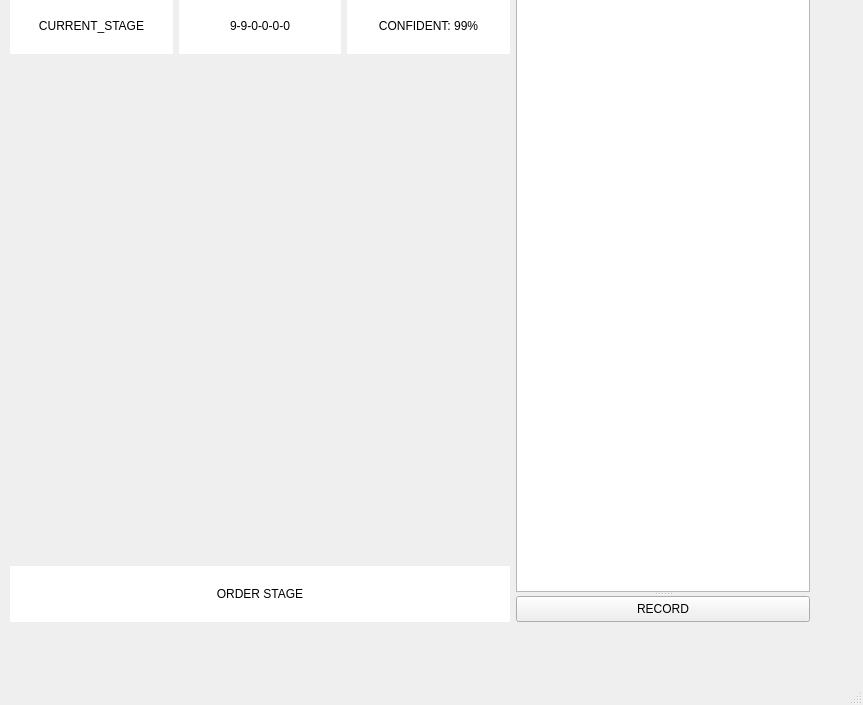
The window that designed_ui.ui (sunmodza/AutoSign) describes before a commit, drawn with Qt 5.
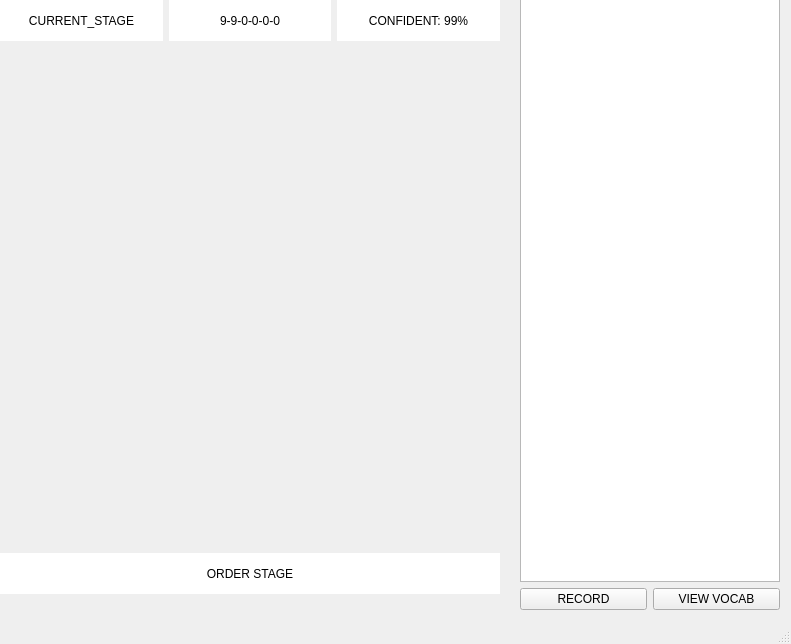
The same window after the commit.

```diff
--- a/designed_ui.ui
+++ b/designed_ui.ui
@@ -6,8 +6,8 @@
    <rect>
     <x>0</x>
     <y>0</y>
-    <width>863</width>
-    <height>705</height>
+    <width>791</width>
+    <height>644</height>
    </rect>
   </property>
   <property name="minimumSize">
@@ -20,17 +20,7 @@
    <string>MainWindow</string>
   </property>
   <widget class="QWidget" name="centralwidget">
-   <widget class="QWidget" name="layoutWidget">
-    <property name="geometry">
-     <rect>
-      <x>10</x>
-      <y>-2</y>
-      <width>800</width>
-      <height>624</height>
-     </rect>
-    </property>
-    <layout class="QHBoxLayout" name="horizontalLayout_2">
-     <item>
+   <widget class="QWidget" name="">
       <layout class="QGridLayout" name="gridLayout">
        <item row="0" column="2">
         <widget class="QLabel" name="confident_label">
@@ -126,13 +116,18 @@
         </widget>
        </item>
       </layout>
-     </item>
-     <item>
-      <widget class="QSplitter" name="splitter">
-       <property name="orientation">
-        <enum>Qt::Vertical</enum>
-       </property>
-       <widget class="QWidget" name="layoutWidget">
+   </widget>
+   <widget class="QWidget" name="">
+    <property name="geometry">
+     <rect>
+      <x>520</x>
+      <y>-1</y>
+      <width>260</width>
+      <height>611</height>
+     </rect>
+    </property>
+    <layout class="QVBoxLayout" name="verticalLayout">
+     <item>
         <layout class="QHBoxLayout" name="horizontalLayout">
          <item>
           <widget class="QTextBrowser" name="sentence_shower">
@@ -148,13 +143,24 @@
           </widget>
          </item>
         </layout>
-       </widget>
+     </item>
+     <item>
+      <layout class="QHBoxLayout" name="horizontalLayout_2">
+       <item>
        <widget class="QPushButton" name="record_stage_button">
         <property name="text">
          <string>RECORD</string>
         </property>
        </widget>
-      </widget>
+       </item>
+       <item>
+        <widget class="QPushButton" name="edit_dict_list">
+         <property name="text">
+          <string>VIEW VOCAB</string>
+         </property>
+        </widget>
+       </item>
+      </layout>
      </item>
     </layout>
    </widget>
```
Left out of the diff: 10 changed lines with no effect on the pictures. Lines whose indentation alone changed are shown as unchanged.
